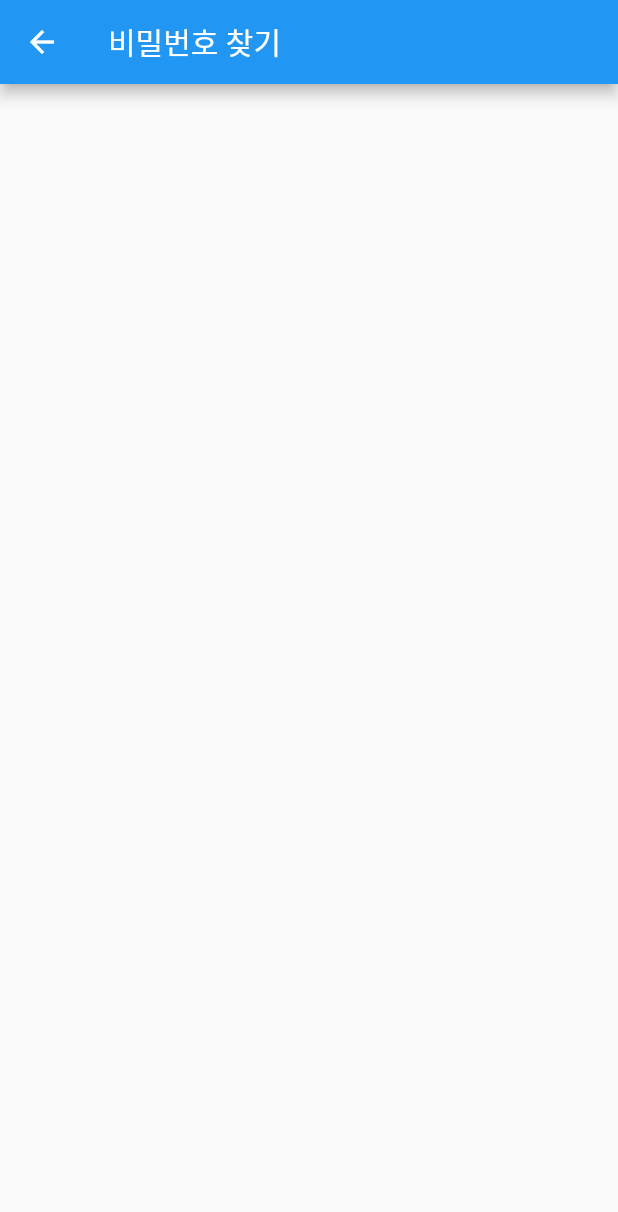
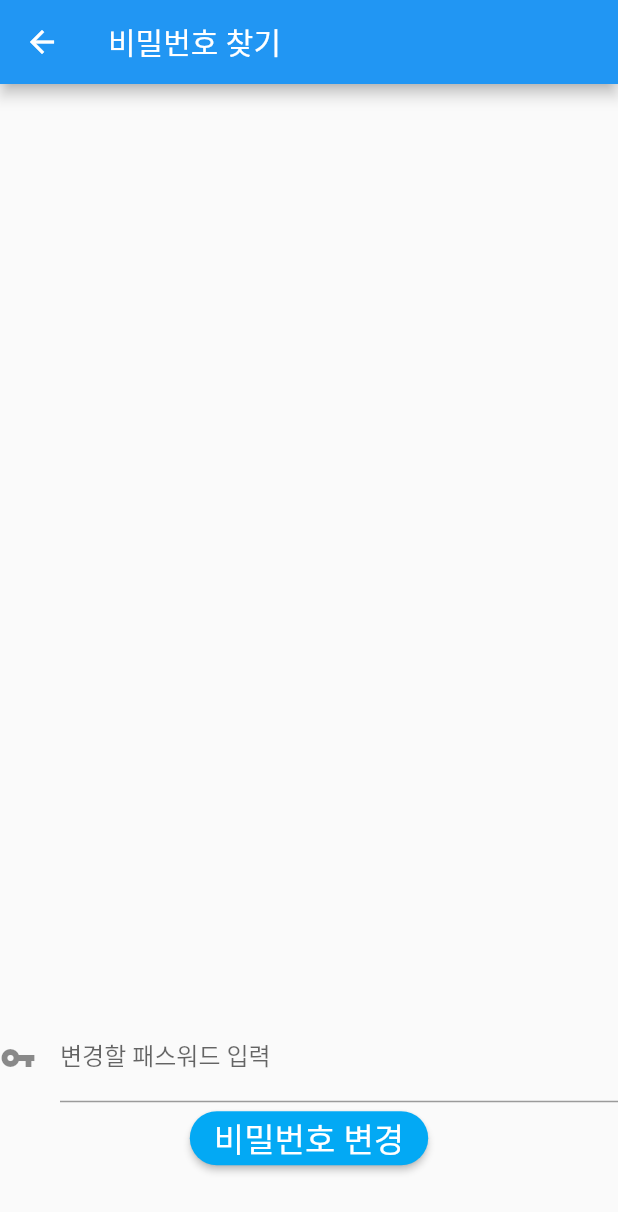
Before and after one commit to nilsys/APP_Soldier_RealTime_Phone_Return, a Flutter app: the passwordFindPage screen opened directly, on a phone screen of 412 x 824 dp. Shown: the top 1212 px of the screen. Run offline on Flutter 3.47's test engine with Material 2 defaults, Android fonts, the phone set to English and light mode, and no system bars.

Commit message:
find-pw-test

```diff
--- a/lib/data/find_pw.dart
+++ b/lib/data/find_pw.dart
@@ -10,6 +10,40 @@ class passwordFindPage extends StatelessWidget {
       appBar: AppBar(
         title: Text("비밀번호 찾기"),
       ),
+      body: Stack(
+        alignment: Alignment.center,
+        children: <Widget>[
+          Column(
+            crossAxisAlignment: CrossAxisAlignment.center,
+            mainAxisAlignment: MainAxisAlignment.end,
+            children: <Widget>[
+              TextFormField(
+                decoration: InputDecoration(
+                    icon: Icon(Icons.vpn_key), labelText: "변경할 패스워드 입력"),
+                validator: (value) =>
+                value.isEmpty ? '패스워드를 입력하세요.' : null,
+              ),
+              Positioned(
+                left: size.width * 0.15,
+                right: size.width * 0.15,
+                bottom: 0,
+                child: RaisedButton(
+                  child: Text(
+                    '비밀번호 변경',
+                    style: TextStyle(fontSize: 22, color: Colors.white),
+                  ),
+                  color: Colors.lightBlue,
+                  shape: RoundedRectangleBorder(borderRadius: BorderRadius.circular(25)),
+                  onPressed: (){},
+                ),
+              ),
+              Container(
+                height: size.height * 0.05,
+              ),
+            ],
+          ),
+        ],
+      ),
     );
   }
 }
```
